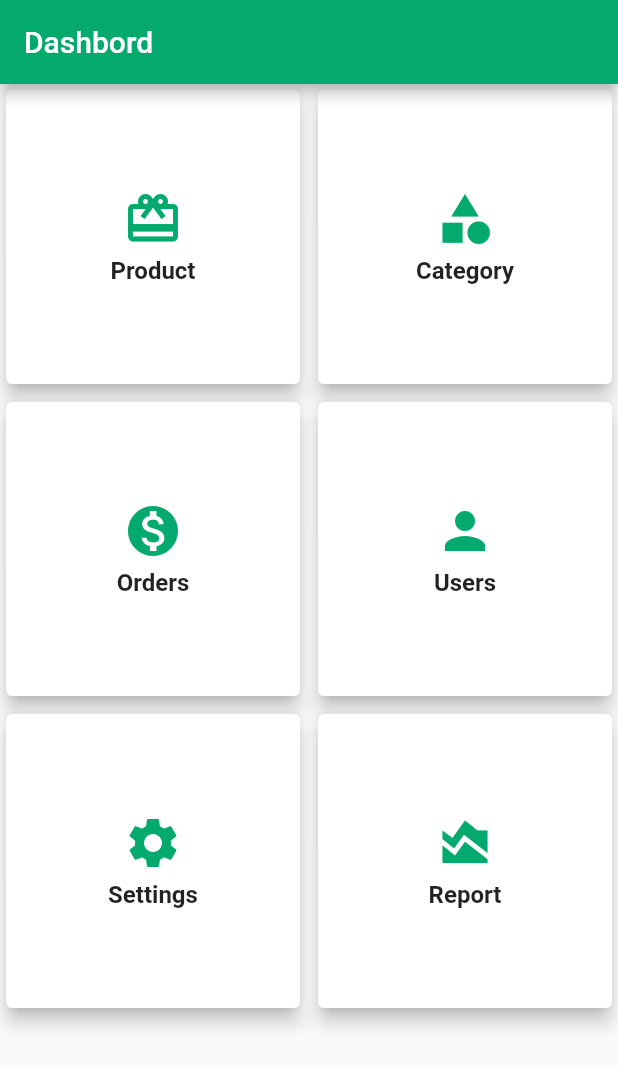
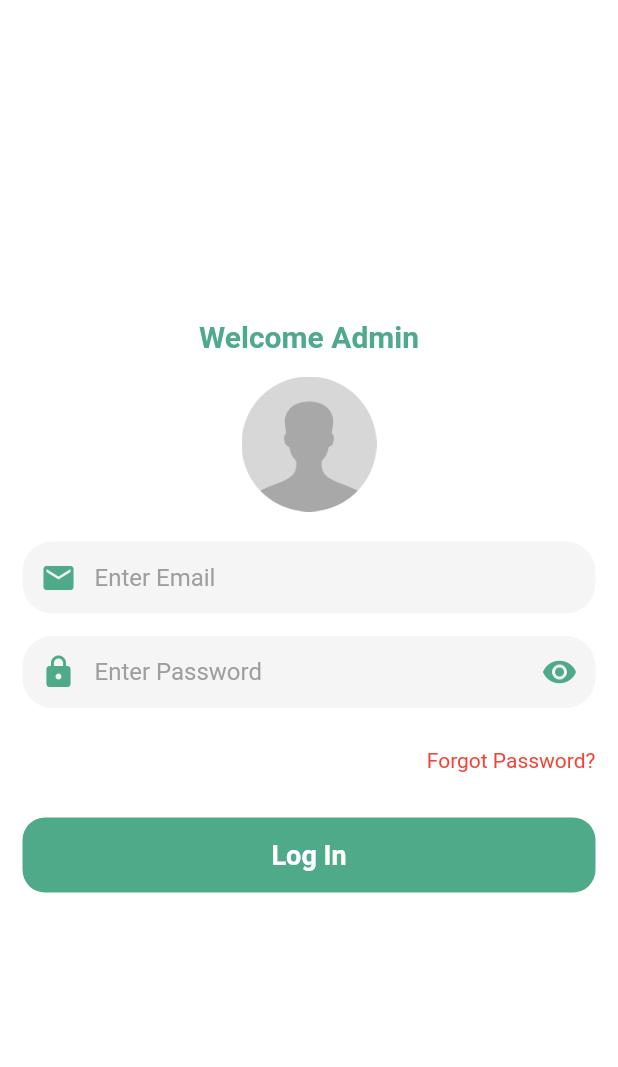
Before and after one commit to raselhossen125/e_commerce_admin, a Flutter app: the screen it shows after launch, on a phone screen of 412 x 824 dp. Shown: the top 1067 px of the screen. Run offline on Flutter 3.47's test engine with Material 2 defaults, Android fonts, the phone set to English and light mode, and no system bars; our stand-ins replace cloud_firestore, firebase_auth, firebase_core; accounts and stored records are empty.

Commit message:
login compleate and some page add

```diff
--- /dev/null
+++ b/lib/auth/auth_service.dart
@@ -0,0 +1,15 @@
+import 'package:e_commerce_admin/db/db_helper.dart';
+import 'package:firebase_auth/firebase_auth.dart';
+
+class AuthService {
+  static final FirebaseAuth _auth = FirebaseAuth.instance;
+  static User? get user => _auth.currentUser;
+
+  static Future<bool> logIn(String email, String password) async {
+    final credensial = await _auth.signInWithEmailAndPassword(
+        email: email, password: password);
+    return DBHelper.isAdmin(credensial.user!.uid);
+  }
+
+  static Future<void> logOut() => _auth.signOut();
+}
--- /dev/null
+++ b/lib/db/db_helper.dart
@@ -0,0 +1,11 @@
+import 'package:cloud_firestore/cloud_firestore.dart';
+
+class DBHelper {
+  static const adminCollection = 'Admins';
+  static final FirebaseFirestore _db = FirebaseFirestore.instance;
+
+  static Future<bool> isAdmin(String uid) async {
+    final snapshort = await _db.collection(adminCollection).doc(uid).get();
+    return snapshort.exists;
+  }
+}
--- a/lib/main.dart
+++ b/lib/main.dart
@@ -1,5 +1,14 @@
 // ignore_for_file: prefer_const_constructors, unused_local_variable
 
+import 'package:e_commerce_admin/pages/category_page.dart';
+import 'package:e_commerce_admin/pages/launcher_page.dart';
+import 'package:e_commerce_admin/pages/logIn_page.dart';
+import 'package:e_commerce_admin/pages/new_products_page.dart';
+import 'package:e_commerce_admin/pages/orders_page.dart';
+import 'package:e_commerce_admin/pages/products_page.dart';
+import 'package:e_commerce_admin/pages/report_page.dart';
+import 'package:e_commerce_admin/pages/settings_page.dart';
+import 'package:e_commerce_admin/pages/users_page.dart';
 import 'package:firebase_core/firebase_core.dart';
 import 'package:flutter/material.dart';
 import 'package:flutter/services.dart';
@@ -11,9 +20,8 @@ void main() async {
   await Firebase.initializeApp();
   SystemChrome.setSystemUIOverlayStyle(
     SystemUiOverlayStyle(
-      statusBarColor: Color(0xff04AA6D),
+      statusBarColor: Color(0xff4FAA89),
       statusBarIconBrightness: Brightness.light,
-      statusBarBrightness: Brightness.light
     ),
   );
   runApp(
@@ -38,14 +46,25 @@ class MyApp extends StatelessWidget {
       800: Color.fromARGB(255, 255, 88, 88),
       900: Color.fromARGB(255, 252, 70, 70),
     };
-    MaterialColor pokeballRed = MaterialColor(0xff04AA6D, pokeballRedSwatch);
+    MaterialColor pokeballRed = MaterialColor(0xff4FAA89, pokeballRedSwatch);
     return MaterialApp(
       debugShowCheckedModeBanner: false,
       title: 'Flutter Demo',
-      theme: ThemeData(primarySwatch: pokeballRed),
-      initialRoute: DashbordPage.routeName,
+      theme: ThemeData(
+        primarySwatch: pokeballRed,
+      ),
+      initialRoute: LauncherPage.routeName,
       routes: {
+        LauncherPage.routeName: (_) => LauncherPage(),
+        LogInPage.routeName: (_) => LogInPage(),
         DashbordPage.routeName: (_) => DashbordPage(),
+        CategoryPage.routeName: (_) => CategoryPage(),
+        OrdersPage.routeName: (_) => OrdersPage(),
+        ProductsPage.routeName: (_) => ProductsPage(),
+        ReportPage.routeName: (_) => ReportPage(),
+        SettingsPage.routeName: (_) => SettingsPage(),
+        UsersPage.routeName: (_) => UsersPage(),
+        NewProductsPage.routeName: (_) => NewProductsPage(),
       },
     );
   }
--- /dev/null
+++ b/lib/pages/logIn_page.dart
@@ -0,0 +1,219 @@
+// ignore_for_file: use_key_in_widget_constructors, prefer_const_constructors, non_constant_identifier_names, unused_local_variable, use_build_context_synchronously
+
+import 'package:e_commerce_admin/pages/launcher_page.dart';
+import 'package:e_commerce_admin/untils/colors.dart';
+import 'package:firebase_auth/firebase_auth.dart';
+import 'package:flutter/material.dart';
+
+import '../auth/auth_service.dart';
+
+class LogInPage extends StatefulWidget {
+  static const routeName = 'log-in';
+
+  @override
+  State<LogInPage> createState() => _LogInPageState();
+}
+
+class _LogInPageState extends State<LogInPage> {
+  bool passObsecure = true;
+  String error = '';
+  final formkey = GlobalKey<FormState>();
+
+  final email_Controller = TextEditingController();
+  final password_Controller = TextEditingController();
+
+  @override
+  void dispose() {
+    email_Controller.dispose();
+    password_Controller.dispose();
+    super.dispose();
+  }
+
+  @override
+  Widget build(BuildContext context) {
+    return Scaffold(
+      backgroundColor: appColor.bgColor,
+      body: SafeArea(
+        child: Center(
+          child: Padding(
+            padding: const EdgeInsets.symmetric(vertical: 10, horizontal: 15),
+            child: SingleChildScrollView(
+              child: Column(
+                mainAxisAlignment: MainAxisAlignment.center,
+                children: [
+                  const SizedBox(height: 20),
+                  Text(
+                    'Welcome Admin',
+                    style: TextStyle(
+                      color: appColor.cardColor,
+                      fontSize: 20,
+                      fontWeight: FontWeight.bold,
+                    ),
+                  ),
+                  const SizedBox(height: 15),
+                  Container(
+                    height: 90,
+                    width: 90,
+                    decoration: BoxDecoration(
+                      borderRadius: BorderRadius.circular(100),
+                    ),
+                    child: Image.asset('images/person.png'),
+                  ),
+                  const SizedBox(height: 20),
+                  Form(
+                    key: formkey,
+                    child: Column(
+                      children: [
+                        TextFormField(
+                          controller: email_Controller,
+                          cursorColor: appColor.cardColor,
+                          keyboardType: TextInputType.emailAddress,
+                          style: TextStyle(
+                              color: appColor.cardColor,
+                              fontWeight: FontWeight.w500),
+                          decoration: InputDecoration(
+                            filled: true,
+                            fillColor: Colors.grey.withOpacity(0.1),
+                            contentPadding: EdgeInsets.only(left: 10),
+                            focusColor: Colors.grey.withOpacity(0.1),
+                            prefixIcon: Icon(
+                              Icons.email,
+                              color: appColor.cardColor,
+                            ),
+                            hintText: "Enter Email",
+                            hintStyle: TextStyle(
+                                color: Colors.grey,
+                                fontWeight: FontWeight.normal),
+                            border: OutlineInputBorder(
+                              borderSide: BorderSide.none,
+                              borderRadius: BorderRadius.circular(20),
+                            ),
+                          ),
+                          validator: (value) {
+                            if (value == null || value.isEmpty) {
+                              return 'This field must not be empty';
+                            }
+                            return null;
+                          },
+                        ),
+                        const SizedBox(height: 15),
+                        TextFormField(
+                          controller: password_Controller,
+                          obscureText: passObsecure,
+                          cursorColor: appColor.cardColor,
+                          style: TextStyle(
+                              color: appColor.cardColor,
+                              fontWeight: FontWeight.w500),
+                          decoration: InputDecoration(
+                            errorText: error,
+                            filled: true,
+                            fillColor: Colors.grey.withOpacity(0.1),
+                            contentPadding: EdgeInsets.only(left: 10),
+                            focusColor: Colors.grey.withOpacity(0.1),
+                            prefixIcon: Icon(
+                              Icons.lock,
+                              color: appColor.cardColor,
+                            ),
+                            suffixIcon: IconButton(
+                              icon: Icon(
+                                passObsecure
+                                    ? Icons.visibility
+                                    : Icons.visibility_off,
+                                color: appColor.cardColor,
+                              ),
+                              onPressed: () {
+                                setState(() {
+                                  passObsecure = !passObsecure;
+                                });
+                              },
+                            ),
+                            hintText: "Enter Password",
+                            hintStyle: TextStyle(
+                                color: Colors.grey,
+                                fontWeight: FontWeight.normal),
+                            border: OutlineInputBorder(
+                              borderSide: BorderSide.none,
+                              borderRadius: BorderRadius.circular(20),
+                            ),
+                          ),
+                          validator: (value) {
+                            if (value == null || value.isEmpty) {
+                              return 'This field must not be empty';
+                            }
+                            return null;
+                          },
+                        ),
+                      ],
+                    ),
+                  ),
+                  SizedBox(height: 5),
+                  InkWell(
+                    onTap: () {},
+                    child: Align(
+                      alignment: Alignment.topRight,
+                      child: Text(
+                        'Forgot Password?',
+                        style: TextStyle(
+                          color: Colors.red,
+                        ),
+                      ),
+                    ),
+                  ),
+                  SizedBox(height: 30),
+                  InkWell(
+                    onTap: () {
+                      authenticate();
+                    },
+                    child: Container(
+                      height: 50,
+                      width: double.infinity,
+                      decoration: BoxDecoration(
+                        borderRadius: BorderRadius.circular(15),
+                        color: appColor.cardColor,
+                      ),
+                      child: Center(
+                        child: Text(
+                          'Log In',
+                          style: TextStyle(
+                              fontWeight: FontWeight.w600,
+                              color: Colors.white,
+                              fontSize: 18),
+                        ),
+                      ),
+                    ),
+                  ),
+                  const SizedBox(height: 20),
+                  Text(
+                    error,
+                    style: TextStyle(color: Colors.red),
+                  ),
+                ],
+              ),
+            ),
+          ),
+        ),
+      ),
+    );
+  }
+
+  authenticate() async {
+    if (formkey.currentState!.validate()) {
+      try {
+        final status = await AuthService.logIn(email_Controller.text, password_Controller.text);
+        if(status) {
+          Navigator.of(context).pushReplacementNamed(LauncherPage.routeName);
+        }
+        else {
+          AuthService.logOut();
+          setState(() {
+            error = 'You are not an admin';
+          });
+        }
+      } on FirebaseAuthException catch (e) {
+        setState(() {
+          error = e.message!;
+        });
+      }
+    }
+  }
+}
--- /dev/null
+++ b/lib/untils/colors.dart
@@ -0,0 +1,12 @@
+// ignore_for_file: camel_case_types
+
+import 'package:flutter/material.dart';
+
+class appColor{
+  static Color bgColor = const Color(0xffFFFFFF);
+  static Color btnColor = const Color(0xff040404);
+  static Color btn2dColor = const Color(0xff434343);
+  static Color cardColor = const Color(0xff4FAA89);
+  static Color cardBtnColor = const Color(0xff69B79B);
+  static Color greyColor = const Color(0xffF5F5F5);
+}
--- a/lib/widgets/dashbord_item_view.dart
+++ b/lib/widgets/dashbord_item_view.dart
@@ -1,6 +1,7 @@
 // ignore_for_file: use_key_in_widget_constructors, must_be_immutable, prefer_const_constructors
 
 import 'package:e_commerce_admin/model/dashbord_item.dart';
+import 'package:e_commerce_admin/untils/colors.dart';
 import 'package:flutter/material.dart';
 
 class DashbordItemView extends StatelessWidget {
@@ -25,10 +26,10 @@ class DashbordItemView extends StatelessWidget {
           children: [
             Icon(
               item.icon,
-              size: 40,
-              color: Theme.of(context).primaryColor,
+              size: 35,
+              color: appColor.cardColor,
             ),
-            SizedBox(height: 5),
+            SizedBox(height: 10),
             Text(
               item.title,
               style: TextStyle(fontWeight: FontWeight.bold, fontSize: 16),
```
Also changed, not shown: lib/model/category_model.dart (added, +29 -0 lines), lib/model/product_model.dart (added, +54 -0 lines), lib/model/purchase_model.dart (added, +39 -0 lines), lib/pages/category_page.dart (added, +14 -0 lines), lib/pages/dashbord_page.dart (+50 -2 lines), lib/pages/launcher_page.dart (added, +36 -0 lines), lib/pages/new_products_page.dart (added, +19 -0 lines), lib/pages/orders_page.dart (added, +14 -0 lines), lib/pages/products_page.dart (added, +14 -0 lines), lib/pages/report_page.dart (added, +14 -0 lines), lib/pages/settings_page.dart (added, +14 -0 lines), lib/pages/users_page.dart (added, +14 -0 lines).
